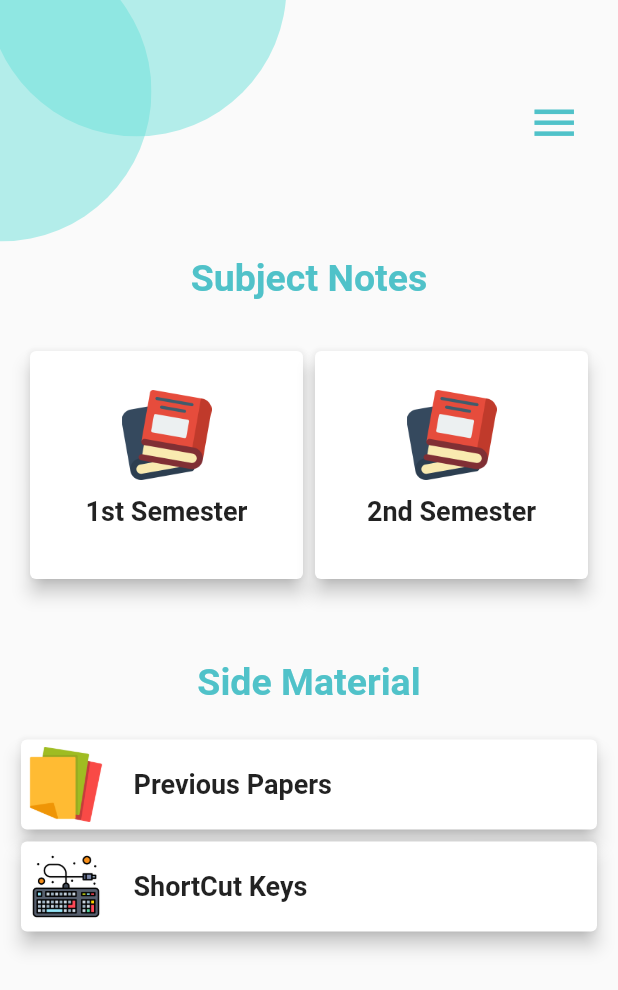
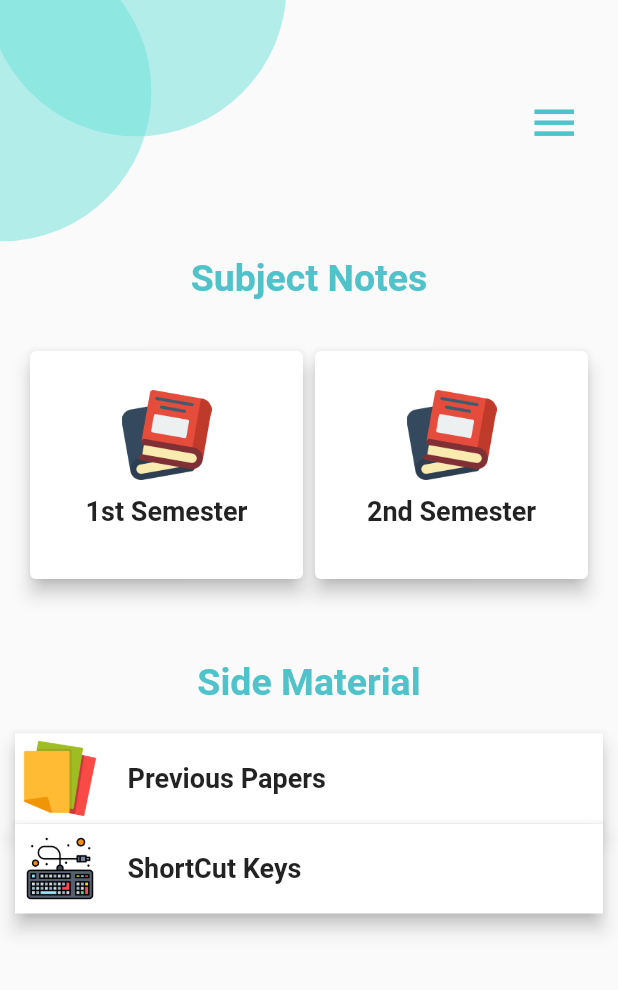
Before and after one commit to Sangam-Zulfiqar/DITCourseApp, a Flutter app: the NotesScreen screen opened directly, on a phone screen of 412 x 824 dp. Shown: the top 990 px of the screen. Run offline on Flutter 3.47's test engine with Material 2 defaults, Android fonts, the light colour scheme and no system bars; our stand-ins replace analog_clock, cloud_firestore, firebase_auth, firebase_core, firebase_storage, flutter_svg and 4 more; missing offline and left inert: analog_clock_picker, cloud_firestore_web, firebase_auth_web, firebase_core_web, firebase_messaging_web, firebase_storage_web and 2 more; accounts and stored records are empty; project files that could hold a hidden picture were left out.

Commit message:
added recent work

```diff
--- a/lib/screens/notes_screen/notes_screen.dart
+++ b/lib/screens/notes_screen/notes_screen.dart
@@ -107,7 +107,7 @@ class NotesScreen extends StatelessWidget {
                       context,
                       MaterialPageRoute(
                         builder: (context) =>
-                            FullPdfViewerScreen('files/ICT Book.pdf'),
+                            FullPdfViewerScreen('files/ICTBook.pdf'),
                       ),
                     );
                     //});
--- a/lib/widgets/card2.dart
+++ b/lib/widgets/card2.dart
@@ -14,10 +14,13 @@ class Card2 extends StatelessWidget {
 
   @override
   Widget build(BuildContext context) {
-    return InkWell(
+    return Material(
+      elevation: 5,
+      color: Colors.white,
+      child: InkWell(
         onTap: ontap,
-      child: Card(
-        elevation: 5,
+        child: Container(
+          // elevation: 5,
           child: Padding(
             padding: EdgeInsets.all(5.0),
             child: Row(
@@ -38,6 +41,7 @@ class Card2 extends StatelessWidget {
             ),
           ),
         ),
+      ),
     );
   }
 }
--- a/pubspec.yaml
+++ b/pubspec.yaml
@@ -88,7 +88,7 @@ flutter:
   # To add assets to your application, add an assets section, like this:
   assets:
     - images/
-    - files/
+    - files/abc.pdf
 
 
   # An image asset can refer to one or more resolution-specific "variants", see
```
Also changed, not shown: lib/main.dart (+7 -7 lines), lib/screens/notes_screen/pdf_viewer.dart (+33 -10 lines), 2 other files. Lines whose indentation alone changed are shown as unchanged.
